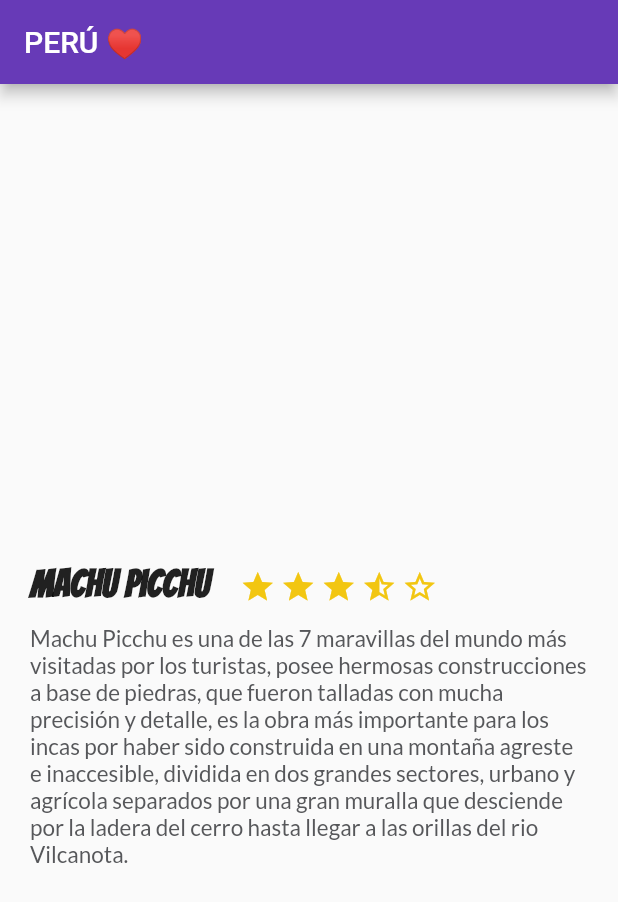
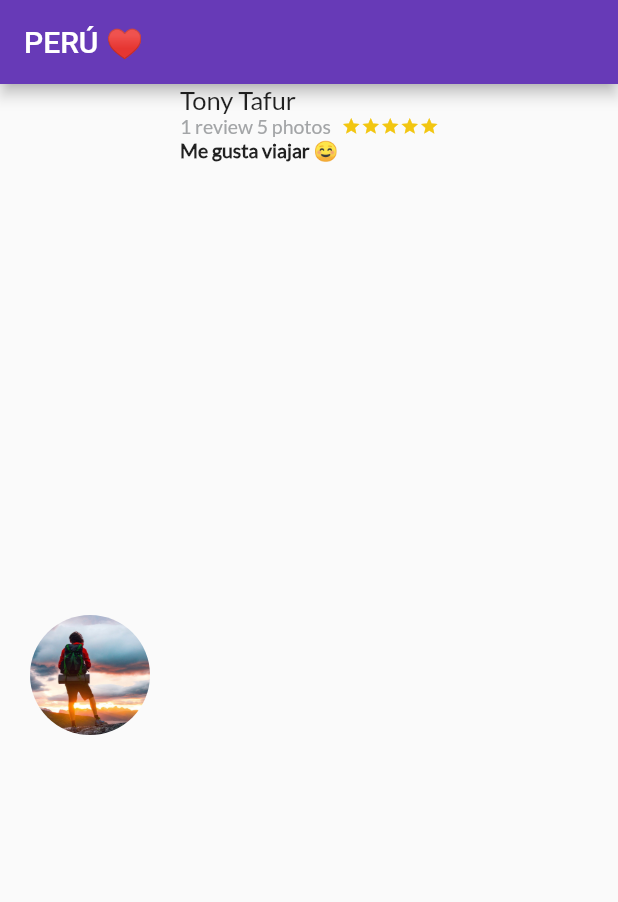
Before and after one commit to tarbusa/Curso-Flutter-Platzi, a Flutter app: the screen it shows after launch, on a phone screen of 412 x 824 dp. Shown: the top 902 px of the screen. Run offline on Flutter 3.47's test engine with Material 2 defaults, Android fonts, the phone set to English and light mode, and no system bars.

Commit message:
Creacion del la clase Review y modificacion del main para mostrar solo la clase Review, se comento la instancia de la clase descripcion_place solo para pruebas

```diff
--- a/lib/main.dart
+++ b/lib/main.dart
@@ -1,5 +1,6 @@
 import 'package:flutter/material.dart';
 import 'description_place.dart';
+import 'review.dart';
 
 void main() => runApp(MyApp());
 
@@ -22,17 +23,24 @@ class MyHomePage extends StatefulWidget {
 }
 
 class _MyHomePageState extends State<MyHomePage> {
-  String cadenaDesc =
-      "Machu Picchu es una de las 7 maravillas del mundo más visitadas por los turistas, posee hermosas construcciones a base " +
+  String pathImage = "assets/img/viajero.jpg";
+  String name = "Tony Tafur";
+  String details = "1 review 5 photos";
+  String comment = "Me gusta viajar ☺";
+
+  String cadenaDesc = "Bienvenido a Machu Picchu";
+  /* "Machu Picchu es una de las 7 maravillas del mundo más visitadas por los turistas, posee hermosas construcciones a base " +
           "de piedras, que fueron talladas con mucha precisión y detalle, es la obra más importante para los incas por haber sido " +
           "construida en una montaña agreste e inaccesible, dividida en dos grandes sectores, urbano y agrícola separados por una " +
-          "gran muralla que desciende por la ladera del cerro hasta llegar a las orillas del rio Vilcanota.";
+          "gran muralla que desciende por la ladera del cerro hasta llegar a las orillas del rio Vilcanota.";*/
   @override
   Widget build(BuildContext context) {
     return Scaffold(
         appBar: AppBar(
           title: Text('PERÚ ♥'),
         ),
-        body: new DescriptionPlace("Machu Picchu", 4, cadenaDesc));
+        body:
+            //new DescriptionPlace("Machu Picchu", 4, cadenaDesc)
+            new Review(pathImage, name, details, comment));
   }
 }
--- /dev/null
+++ b/lib/review.dart
@@ -0,0 +1,79 @@
+import 'package:flutter/material.dart';
+
+class Review extends StatelessWidget {
+  String pathImage; // = "assets/img/viajero.jpg";
+  String name; // = "Tony Tafur";
+  String details; // = "1 review 5 photos";
+  String comment; // = "Me gusta viajar y conocer nuevos lugares";
+
+  Review(this.pathImage, this.name, this.details, this.comment);
+  @override
+  Widget build(BuildContext context) {
+    final star = Container(
+      //margin: EdgeInsets.only(),
+      child: Icon(
+        Icons.star,
+        color: Color(0xFFf2C611),
+        size: 13.0,
+      ),
+    );
+
+    final userComment = Container(
+      margin: EdgeInsets.only(left: 20.0),
+      child: Text(
+        comment,
+        textAlign: TextAlign.left,
+        style: TextStyle(
+            fontFamily: "Lato", fontSize: 13.0, fontWeight: FontWeight.w900),
+      ),
+    );
+
+    final userInfo = Row(
+      children: <Widget>[
+        Container(
+          margin: EdgeInsets.only(left: 20.0, right: 7.0),
+          child: Text(
+            details,
+            textAlign: TextAlign.left,
+            style: TextStyle(
+                fontFamily: "Lato", fontSize: 13.0, color: Color(0xFFa3a5a7)),
+          ),
+        ),
+        Row(
+          children: <Widget>[star, star, star, star, star],
+        )
+      ],
+    );
+
+    final userName = Container(
+      margin: EdgeInsets.only(left: 20.0),
+      child: Text(
+        name,
+        textAlign: TextAlign.left,
+        style: TextStyle(fontFamily: "Lato", fontSize: 17.0),
+      ),
+    );
+
+    /*APILAMOS en una columna
+    (nombre de usiaro, informacion del usuario, y comentario)*/
+    final userDetails = Column(
+      crossAxisAlignment: CrossAxisAlignment.start,
+      children: <Widget>[userName, userInfo, userComment],
+    );
+
+    /* primera parte de la de la fila, ROW que contiene la foto */
+    final photo = Container(
+      margin: EdgeInsets.only(top: 20.0, left: 20.0),
+      width: 80.0,
+      height: 80.0,
+      decoration: BoxDecoration(
+          shape: BoxShape.circle,
+          image:
+              DecorationImage(fit: BoxFit.cover, image: AssetImage(pathImage))),
+    );
+
+    return Row(
+      children: <Widget>[photo, userDetails],
+    );
+  }
+}
--- a/pubspec.yaml
+++ b/pubspec.yaml
@@ -74,6 +74,9 @@ flutter:
   #
   # For details regarding fonts from package dependencies,
   # see https://flutter.dev/custom-fonts/#from-packages
+  assets:
+    - assets/img/viajero.jpg
+
   fonts:
     - family: Bangers
       fonts:
```
Also changed, not shown: assets/img/viajero.jpg (added).
